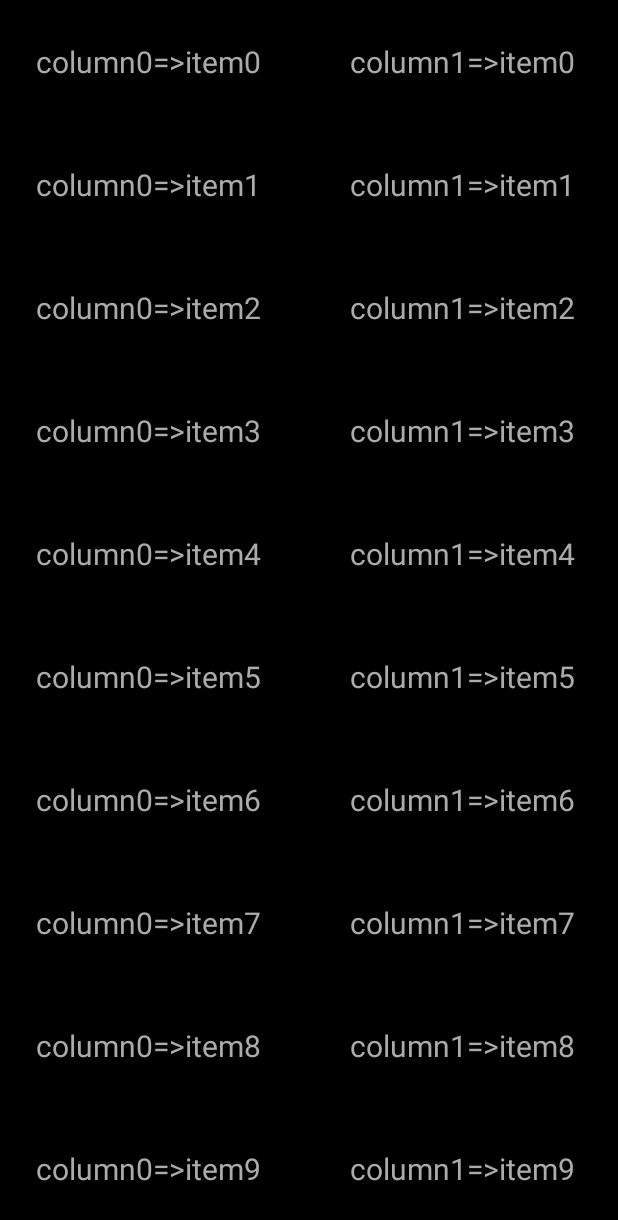
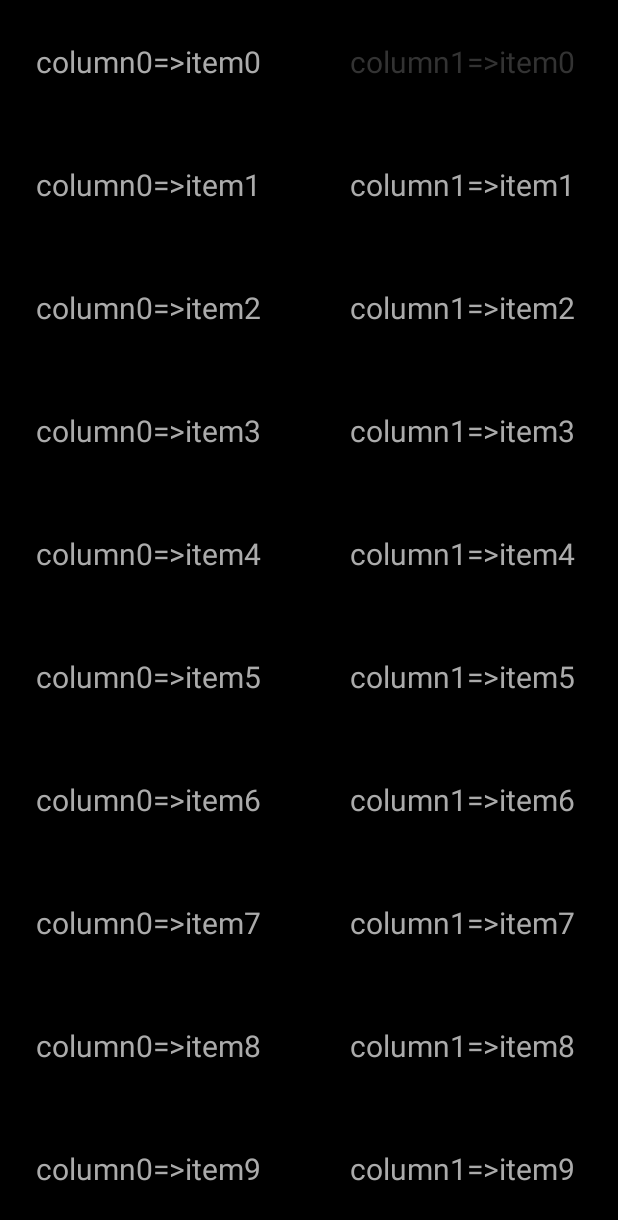
Before and after one commit to kalu-github/module_tv_channellayout, an Android app: the screen it shows after launch (MainActivity), on a phone screen of 412 x 824 dp. Shown: the top 1220 px of the screen. Run offline under Robolectric (Android 15) with nearby library versions, the phone set to English and light mode, and no system bars.

```diff
--- a/module_channellayout_androidx/src/main/java/lib/kalu/tv/channel/ChannelLinearLayoutChild.java
+++ b/module_channellayout_androidx/src/main/java/lib/kalu/tv/channel/ChannelLinearLayoutChild.java
@@ -1,6 +1,7 @@
 package lib.kalu.tv.channel;
 
 import android.content.Context;
+import android.graphics.Color;
 import android.util.DisplayMetrics;
 import android.util.TypedValue;
 import android.view.Gravity;
@@ -11,6 +12,7 @@ import android.view.ViewGroup;
 import android.view.WindowManager;
 import android.widget.LinearLayout;
 
+import androidx.annotation.ColorInt;
 import androidx.annotation.Keep;
 import androidx.annotation.NonNull;
 import androidx.annotation.Nullable;
@@ -560,7 +562,7 @@ class ChannelLinearLayoutChild extends LinearLayout {
             // up down
             if (direction == Channeldirection.UP || direction == Channeldirection.DOWN) {
                 next.setCompoundDrawables1(true, false);
-                next.setTextColor(true, false);
+                next.setTextColor(true, R.color.module_channellayout_color_333333);
                 next.setBackgroundResource(true, false);
             }
             // next-up next-down
@@ -571,8 +573,8 @@ class ChannelLinearLayoutChild extends LinearLayout {
             }
             // left right
             else if (direction == Channeldirection.LEFT || direction == Channeldirection.RIGHT) {
-                next.setCompoundDrawables1(true, false);
-                next.setTextColor(true, false);
+                next.setCompoundDrawables1(false, false);
+                next.setTextColor(true, R.color.module_channellayout_color_333333);
                 next.setBackgroundResource(true, false);
             }
             // select
@@ -584,7 +586,7 @@ class ChannelLinearLayoutChild extends LinearLayout {
             // init1
             else if (requestFocus && direction == Channeldirection.INIT) {
                 next.setCompoundDrawables1(true, false);
-                next.setTextColor(true, false);
+                next.setTextColor(true, R.color.module_channellayout_color_333333);
                 next.setBackgroundResource(true, false);
             }
             // init2
@@ -695,37 +697,6 @@ class ChannelLinearLayoutChild extends LinearLayout {
         callback(selectPosition, highlightPosition, Channeldirection.INIT);
     }
 
-//    protected final void focusAuto() {
-//        int selectPosition = getSelectPosition();
-//        int highlightPosition = getHighlightPosition();
-//        setHighlightPosition(selectPosition, false);
-
-//        updateHighlightPosition();
-
-//        if (selectPosition != highlightPosition) {
-//            try {
-//                ChannelTextView textView = (ChannelTextView) getChildAt(highlightPosition);
-//                textView.setTextColorDefault();
-//                textView.setCompoundDrawables(false);
-//                textView.setBackgroundDefault();
-//            } catch (Exception e) {
-//            }
-//        }
-//        try {
-//            ChannelTextView textView = (ChannelTextView) getChildAt(selectPosition);
-//            if (hasFocus()) {
-//                textView.setTextColorHighlight();
-//                textView.setCompoundDrawables(true);
-//                textView.setBackgroundHighlight();
-//            } else {
-//                textView.setTextColorSelect();
-//                textView.setCompoundDrawables(true);
-//                textView.setBackgroundDefault();
-//            }
-//        } catch (Exception e) {
-//        }
-//    }
-
     private final List<ChannelModel> getTags(boolean click) {
 
         // 新
@@ -771,7 +742,7 @@ class ChannelLinearLayoutChild extends LinearLayout {
             try {
                 int selectPosition = getSelectPosition();
                 ChannelTextView child = (ChannelTextView) getChildAt(selectPosition);
-                child.setTextColor(true, false);
+                child.setTextColor(true, R.color.module_channellayout_color_333333);
                 child.setCompoundDrawables1(true, false);
                 child.setBackgroundResource(true, false);
             } catch (Exception e) {
--- a/module_channellayout_androidx/src/main/java/lib/kalu/tv/channel/ChannelTextView.java
+++ b/module_channellayout_androidx/src/main/java/lib/kalu/tv/channel/ChannelTextView.java
@@ -111,7 +111,37 @@ class ChannelTextView extends ChannelTextViewMarquee {
             maxEms = -1;
         }
         if (maxEms > 0 && null != text && text.length() > maxEms) {
-            stopScroll();
+            if (isHighlight) {
+                startScroll();
+            } else {
+                stopScroll();
+            }
+        }
+    }
+
+    protected final void setTextColor(@NonNull boolean isHighlight, @ColorRes int res) {
+
+        // step1: color
+        try {
+            int color = getResources().getColor(res);
+            setTextColor(color);
+        } catch (Exception e) {
+        }
+
+        // step2: scroll
+        CharSequence text = getText();
+        int maxEms;
+        try {
+            maxEms = (int) getTag(R.id.module_channel_item_max_ems);
+        } catch (Exception e) {
+            maxEms = -1;
+        }
+        if (maxEms > 0 && null != text && text.length() > maxEms) {
+            if (isHighlight) {
+                startScroll();
+            } else {
+                stopScroll();
+            }
         }
     }
 
--- a/module_channellayout_androidx/src/main/java/lib/kalu/tv/channel/ChannelTextViewMarquee.java
+++ b/module_channellayout_androidx/src/main/java/lib/kalu/tv/channel/ChannelTextViewMarquee.java
@@ -9,6 +9,7 @@ import android.os.Handler;
 import android.os.Looper;
 import android.text.TextPaint;
 import android.util.AttributeSet;
+import android.view.View;
 import android.view.animation.LinearInterpolator;
 import android.widget.Scroller;
 import android.widget.TextView;
@@ -88,6 +89,19 @@ class ChannelTextViewMarquee extends TextView {
         init(context, attrs);
     }
 
+    @Override
+    protected void onVisibilityChanged(View changedView, int visibility) {
+        super.onVisibilityChanged(changedView, visibility);
+        if (visibility != View.VISIBLE) {
+            stopScroll();
+        }
+    }
+
+    @Override
+    protected void onDetachedFromWindow() {
+        super.onDetachedFromWindow();
+        stopScroll();
+    }
 
     private void init(Context context, AttributeSet attrs) {
         setSingleLine();
```
Also changed, not shown: module_channellayout_androidx/src/main/java/lib/kalu/tv/channel/model/ChannelModelNormal.java (+7 -3 lines).
